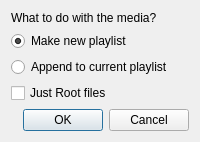
Okspen/okPlayer, file widgets/playlist/mediadroppeddialog.ui: the form before one commit.
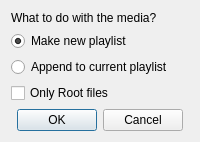
The form after the commit.

The edit to the form file:
```diff
--- a/widgets/playlist/mediadroppeddialog.ui
+++ b/widgets/playlist/mediadroppeddialog.ui
@@ -7,7 +7,7 @@
     <x>0</x>
     <y>0</y>
     <width>200</width>
-    <height>129</height>
+    <height>130</height>
    </rect>
   </property>
   <property name="windowTitle">
@@ -26,6 +26,9 @@
      <property name="standardButtons">
       <set>QDialogButtonBox::Cancel|QDialogButtonBox::Ok</set>
      </property>
+     <property name="centerButtons">
+      <bool>true</bool>
+     </property>
     </widget>
    </item>
    <item row="2" column="0">
@@ -51,7 +54,7 @@
    <item row="3" column="0">
     <widget class="QCheckBox" name="rootCheckBox">
      <property name="text">
-      <string>Just Root files</string>
+      <string>Only Root files</string>
      </property>
     </widget>
    </item>
```
